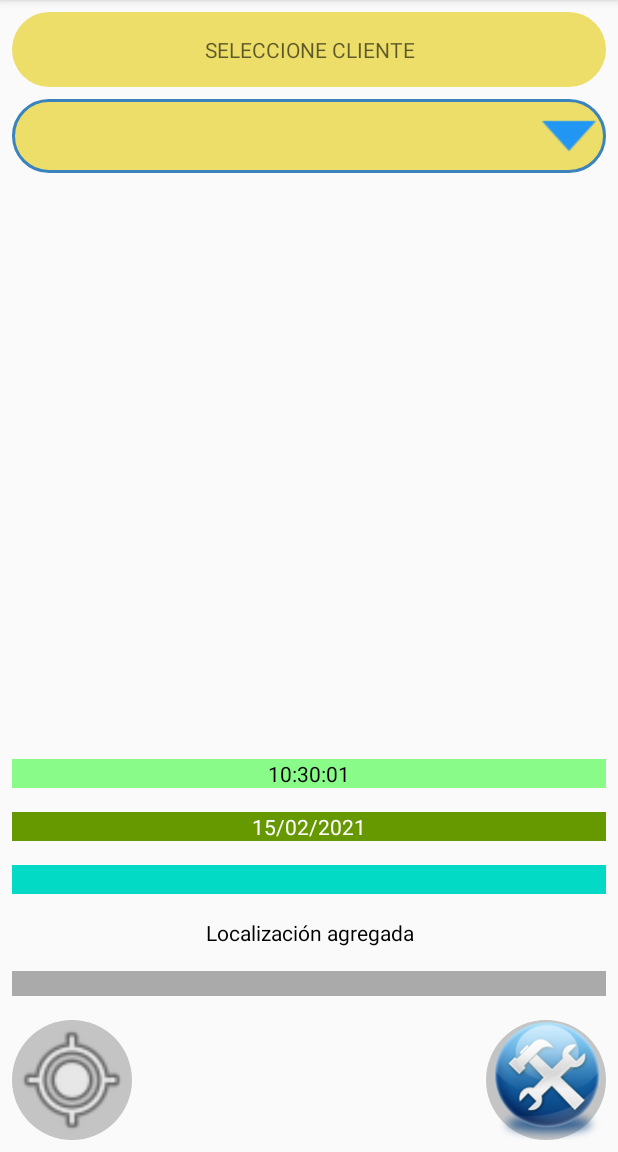
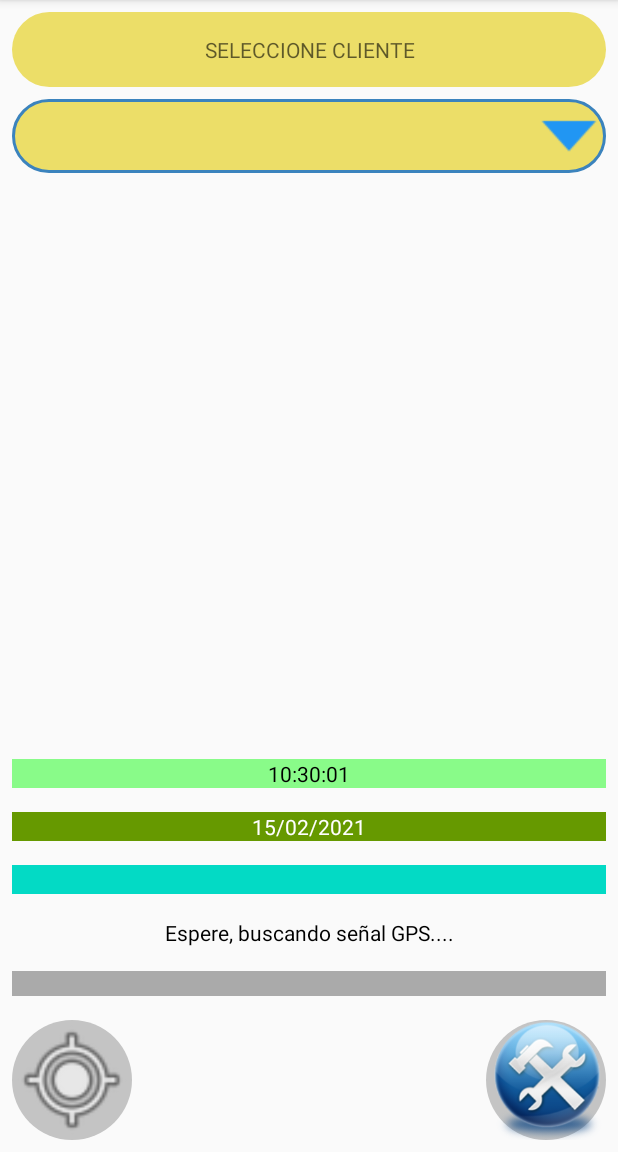
Before and after one commit to juliofusa/FICHAR, an Android app: the screen it shows after launch (MainActivity), after a tap on an icon or button, on a phone screen of 412 x 824 dp, the part 84-1236 px from its top. Run offline under Robolectric (Android 15) with nearby library versions, the phone set to English and light mode, and no system bars.

Commit message:
final 1 BORRADOR

```diff
--- a/app/src/main/res/values/strings.xml
+++ b/app/src/main/res/values/strings.xml
@@ -18,8 +18,10 @@
     <string name="FIRMAR_MSJ">FIRME POR FAVOR</string>
     <string name="SERVICIO">EULEN SERVICIOS AUXILIARES</string>
     <string name="TIENE">Tiene: </string>
-    <string name="segundos">Segundos para firmar</string>
-    <string name="entrada">Fichaje Entrada:</string>
-    <string name="alas"> a las</string>
-    <string name="LOCALIZACION">Localización agregada</string>
+    <string name="segundos"> Segundos para firmar</string>
+    <string name="entrada">Fichaje Entrada: </string>
+    <string name="alas"> a las </string>
+    <string name="LOCALIZACION">Espere, buscando señal GPS....</string>
+    <string name="GPSACTIVADO">GPS ACTIVADO</string>
+    <string name="GPSDESACTIVADO">GPS DESACTIVADO</string>
 </resources>
```
Also changed, not shown: app/src/main/java/com/example/fichar/MainActivity.java (+20 -28 lines).
